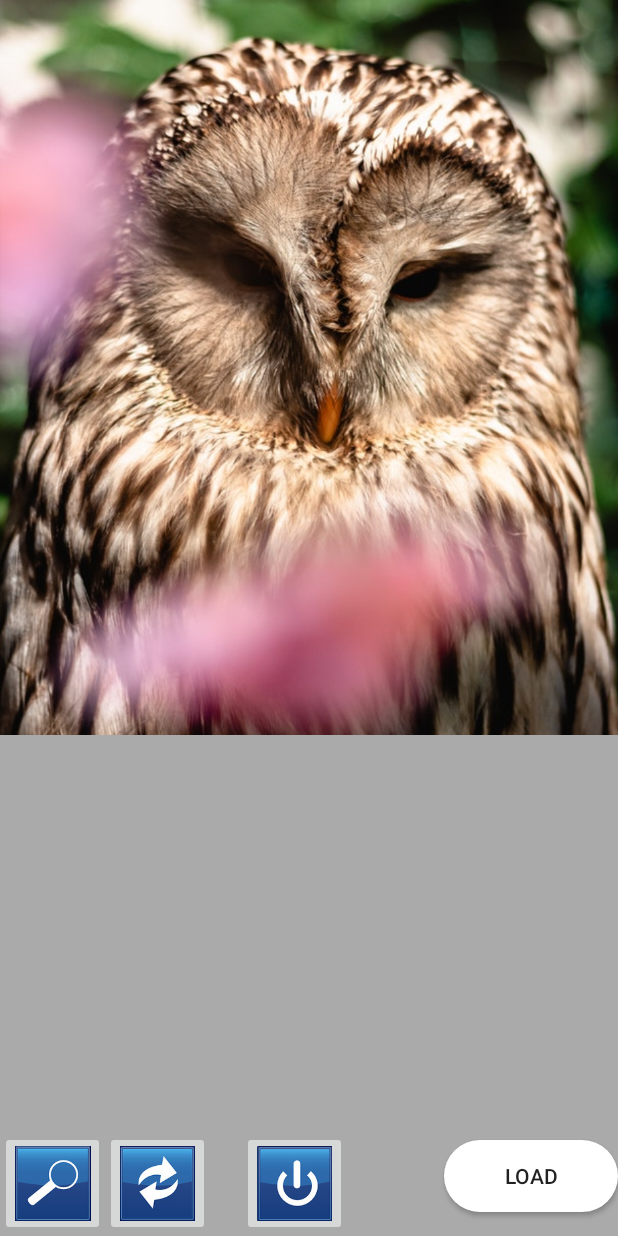
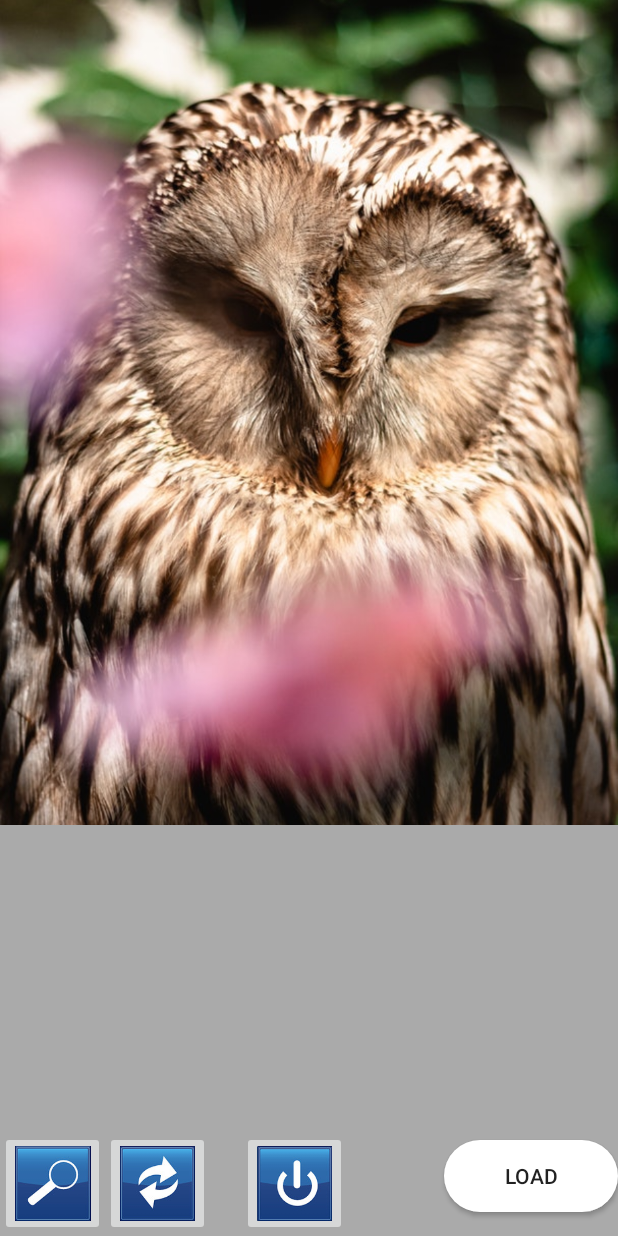
Before and after one commit to magda-piatek/DAM, an Android app: the PuzzleActivity screen opened directly, with no data from a screen before it, after a tap on an icon or button, on a phone screen of 412 x 824 dp. Run offline under Robolectric (Android 15) with nearby library versions, the light colour scheme and no system bars.

Commit message:
block button

```diff
--- a/app/src/main/java/com/example/user/puzzle/PuzzleActivity.java
+++ b/app/src/main/java/com/example/user/puzzle/PuzzleActivity.java
@@ -50,7 +50,7 @@ public class PuzzleActivity extends AppCompatActivity {
         final ImageButton loadBtn = (ImageButton) findViewById(R.id.loadBtn);
         final ImageButton exitBtn = (ImageButton) findViewById(R.id.exitBtn);
         final Button load = (Button) findViewById(R.id.load);
-
+        loadBtn.setEnabled(false);
         img = findViewById(R.id.imageView);
 //zdarzenia dla przycisków
         showBtn.setOnClickListener(new View.OnClickListener() {
@@ -102,6 +102,7 @@ public class PuzzleActivity extends AppCompatActivity {
                     img.post(new Runnable() {
                         @Override
                         public void run() {
+                            loadBtn.setEnabled(true);
                             sampleImage.setImageURI(imageUri);
 
                             parts = split();
--- a/app/src/main/res/layout/activity_puzzle.xml
+++ b/app/src/main/res/layout/activity_puzzle.xml
@@ -10,7 +10,7 @@
     <RelativeLayout
         android:id="@+id/layout"
         android:layout_width="0dp"
-        android:layout_height="490dp"
+        android:layout_height="550dp"
         android:layout_alignParentBottom="true"
         android:layout_alignParentLeft="true"
         android:layout_alignParentStart="true"
@@ -25,7 +25,7 @@
         <ImageView
             android:id="@+id/sampleImage"
             android:layout_width="match_parent"
-            android:layout_height="490dp"
+            android:layout_height="match_parent"
             android:layout_alignParentLeft="true"
             android:layout_alignParentStart="true"
             android:layout_alignParentTop="true"
@@ -40,21 +40,22 @@
 
         <ImageView
             android:id="@+id/imageView"
-            android:layout_width="match_parent"
-            android:layout_height="490dp"
-            android:layout_alignParentLeft="true"
-            android:layout_alignParentStart="true"
+            android:layout_width="368dp"
+            android:layout_height="match_parent"
             android:layout_alignParentTop="true"
+            android:layout_centerHorizontal="true"
             android:alpha="0"
             android:scaleType="centerCrop"
             android:visibility="invisible"
             app:layout_constraintDimensionRatio="H,4:5"
             app:layout_constraintEnd_toEndOf="parent"
+            app:layout_constraintHorizontal_bias="0.0"
             app:layout_constraintLeft_toLeftOf="parent"
             app:layout_constraintRight_toRightOf="parent"
             app:layout_constraintStart_toStartOf="parent"
             app:layout_constraintTop_toTopOf="parent"
-            app:srcCompat="@drawable/img2" />
+            app:srcCompat="@drawable/img2"
+            tools:layout_editor_absoluteX="8dp" />
 
     </RelativeLayout>
 
@@ -100,10 +101,10 @@
         android:layout_width="116dp"
         android:layout_height="wrap_content"
         android:layout_marginBottom="16dp"
+        android:background="@drawable/button_styles"
         android:text="Load"
         app:layout_constraintBottom_toBottomOf="parent"
-        app:layout_constraintRight_toRightOf="parent"
-        android:background="@drawable/button_styles"/>
+        app:layout_constraintRight_toRightOf="parent" />
 
 
 </android.support.constraint.ConstraintLayout>
```
